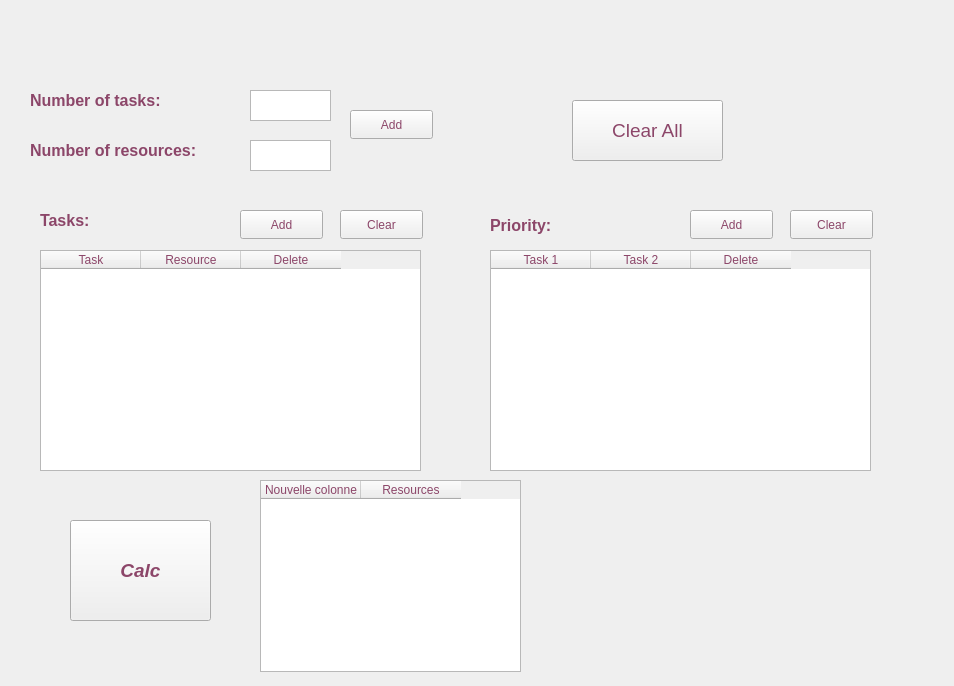
Above: Interfaces/window2.ui from MohamedRebai41/Operations_Research_Project before the change. Below: the same form after it.
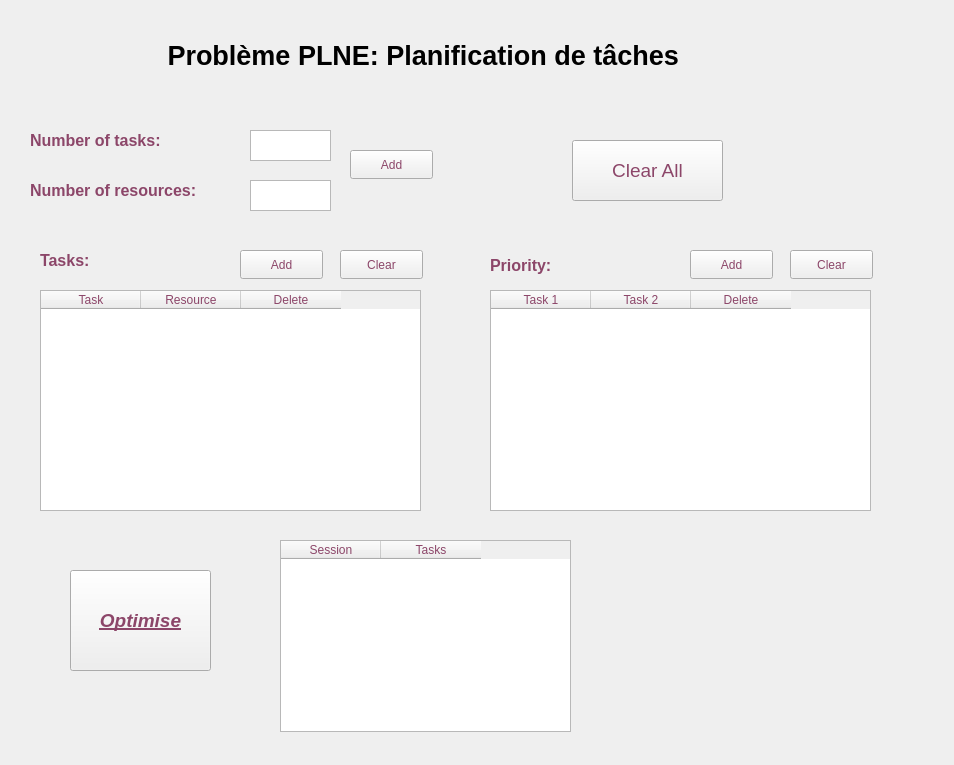
That is the form after the change.

```diff
--- a/Interfaces/window2.ui
+++ b/Interfaces/window2.ui
@@ -7,7 +7,7 @@
     <x>0</x>
     <y>0</y>
     <width>954</width>
-    <height>686</height>
+    <height>765</height>
    </rect>
   </property>
   <property name="palette">
@@ -75,7 +75,7 @@
    <property name="geometry">
     <rect>
      <x>30</x>
-     <y>90</y>
+     <y>130</y>
      <width>181</width>
      <height>20</height>
     </rect>
@@ -121,7 +121,7 @@
    <property name="geometry">
     <rect>
      <x>250</x>
-     <y>90</y>
+     <y>130</y>
      <width>81</width>
      <height>31</height>
     </rect>
@@ -131,7 +131,7 @@
    <property name="geometry">
     <rect>
      <x>250</x>
-     <y>140</y>
+     <y>180</y>
      <width>81</width>
      <height>31</height>
     </rect>
@@ -141,7 +141,7 @@
    <property name="geometry">
     <rect>
      <x>30</x>
-     <y>140</y>
+     <y>180</y>
      <width>221</width>
      <height>20</height>
     </rect>
@@ -187,7 +187,7 @@
    <property name="geometry">
     <rect>
      <x>40</x>
-     <y>250</y>
+     <y>290</y>
      <width>381</width>
      <height>221</height>
     </rect>
@@ -212,7 +212,7 @@
    <property name="geometry">
     <rect>
      <x>350</x>
-     <y>110</y>
+     <y>150</y>
      <width>83</width>
      <height>29</height>
     </rect>
@@ -225,7 +225,7 @@
    <property name="geometry">
     <rect>
      <x>40</x>
-     <y>210</y>
+     <y>250</y>
      <width>141</width>
      <height>20</height>
     </rect>
@@ -271,7 +271,7 @@
    <property name="geometry">
     <rect>
      <x>240</x>
-     <y>210</y>
+     <y>250</y>
      <width>83</width>
      <height>29</height>
     </rect>
@@ -284,7 +284,7 @@
    <property name="geometry">
     <rect>
      <x>340</x>
-     <y>210</y>
+     <y>250</y>
      <width>83</width>
      <height>29</height>
     </rect>
@@ -297,7 +297,7 @@
    <property name="geometry">
     <rect>
      <x>690</x>
-     <y>210</y>
+     <y>250</y>
      <width>83</width>
      <height>29</height>
     </rect>
@@ -310,7 +310,7 @@
    <property name="geometry">
     <rect>
      <x>790</x>
-     <y>210</y>
+     <y>250</y>
      <width>83</width>
      <height>29</height>
     </rect>
@@ -323,7 +323,7 @@
    <property name="geometry">
     <rect>
      <x>490</x>
-     <y>210</y>
+     <y>250</y>
      <width>81</width>
      <height>31</height>
     </rect>
@@ -369,7 +369,7 @@
    <property name="geometry">
     <rect>
      <x>490</x>
-     <y>250</y>
+     <y>290</y>
      <width>381</width>
      <height>221</height>
     </rect>
@@ -394,7 +394,7 @@
    <property name="geometry">
     <rect>
      <x>70</x>
-     <y>520</y>
+     <y>570</y>
      <width>141</width>
      <height>101</height>
     </rect>
@@ -404,47 +404,30 @@
      <pointsize>14</pointsize>
      <italic>true</italic>
      <bold>true</bold>
+     <underline>true</underline>
     </font>
    </property>
    <property name="text">
-    <string>Calc</string>
-   </property>
-  </widget>
-  <widget class="QLabel" name="resLabel">
-   <property name="geometry">
-    <rect>
-     <x>280</x>
-     <y>500</y>
-     <width>221</width>
-     <height>121</height>
-    </rect>
-   </property>
-   <property name="font">
-    <font>
-     <pointsize>12</pointsize>
-    </font>
-   </property>
-   <property name="text">
-    <string/>
+    <string>Optimise</string>
    </property>
   </widget>
   <widget class="QTableWidget" name="resTable">
    <property name="geometry">
     <rect>
-     <x>260</x>
-     <y>480</y>
-     <width>261</width>
+     <x>280</x>
+     <y>540</y>
+     <width>291</width>
      <height>192</height>
     </rect>
    </property>
    <column>
     <property name="text">
-     <string>Nouvelle colonne</string>
+     <string>Session</string>
     </property>
    </column>
    <column>
     <property name="text">
-     <string>Resources</string>
+     <string>Tasks</string>
     </property>
    </column>
   </widget>
@@ -452,7 +435,7 @@
    <property name="geometry">
     <rect>
      <x>572</x>
-     <y>100</y>
+     <y>140</y>
      <width>151</width>
      <height>61</height>
     </rect>
@@ -466,6 +449,25 @@
     <string>Clear All</string>
    </property>
   </widget>
+  <widget class="QLabel" name="label_3">
+   <property name="geometry">
+    <rect>
+     <x>160</x>
+     <y>30</y>
+     <width>721</width>
+     <height>51</height>
+    </rect>
+   </property>
+   <property name="font">
+    <font>
+     <pointsize>20</pointsize>
+     <bold>true</bold>
+    </font>
+   </property>
+   <property name="text">
+    <string> Problème PLNE: Planification de tâches</string>
+   </property>
+  </widget>
  </widget>
  <resources/>
  <connections/>
```
